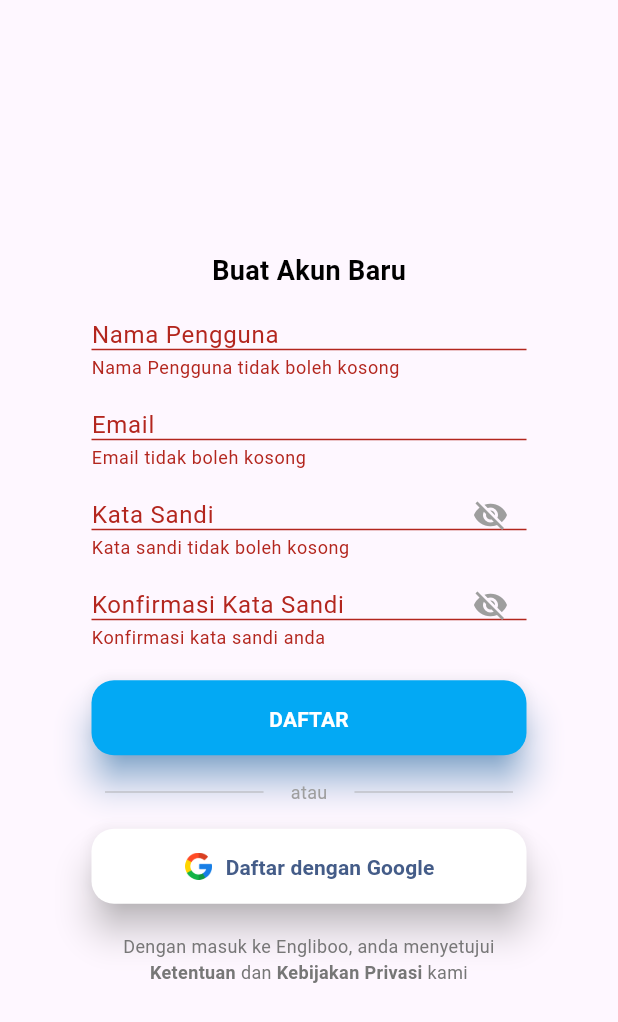
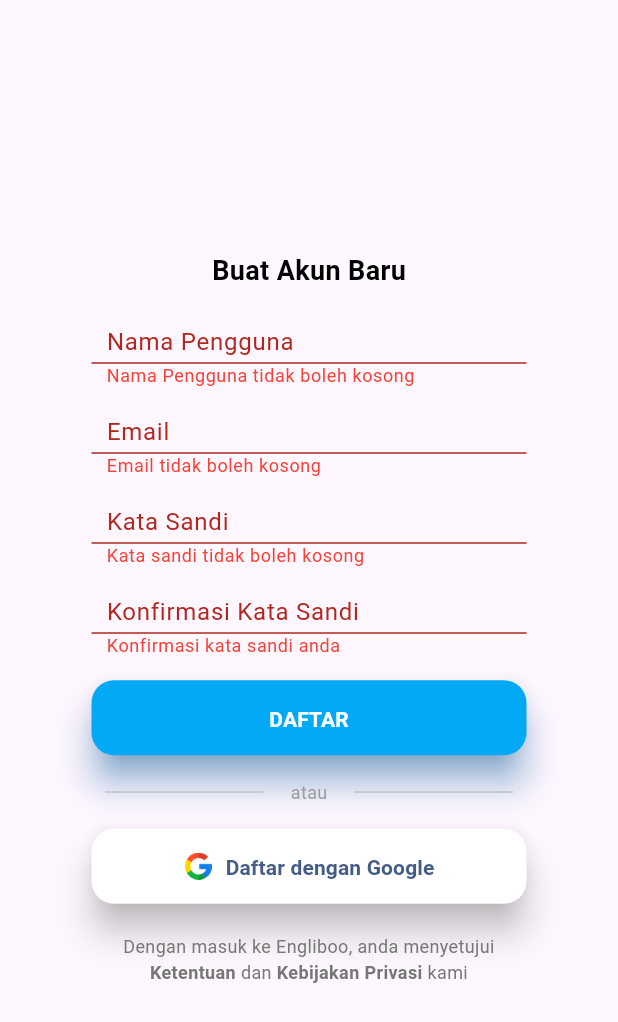
Before and after one commit to LordJmw/MobileFrontEndKel3IF_B_Pagi, a Flutter app: the RegisterPage screen opened directly, after a tap on "DAFTAR", on a phone screen of 412 x 824 dp. Shown: the top 1022 px of the screen. Run offline on Flutter 3.47's test engine with Material 3 defaults, Android fonts, the light colour scheme and no system bars; our stand-ins replace font_awesome_flutter; Roboto replaces fonts that are missing (Poppins).

Commit message:
update fix bug

```diff
--- a/lib/feat/register.dart
+++ b/lib/feat/register.dart
@@ -44,13 +44,19 @@ class _RegisterPageState extends State<RegisterPage> {
                   child: TextFormField(
                     decoration: InputDecoration(
                       labelText: 'Nama Pengguna',
+                      errorStyle: TextStyle(
+                        color: Colors.red,
+                        fontSize: 12,
+                        height: 0.6,
+                      ),
+                      contentPadding: EdgeInsets.fromLTRB(10, 0, 0, 15),
                       enabledBorder: OutlineInputBorder(
                         borderSide: BorderSide(width: 0.5, color: Colors.grey),
                         borderRadius: BorderRadius.circular(10),
                       ),
                       focusedBorder: OutlineInputBorder(
                         borderRadius: BorderRadius.circular(10),
-                        borderSide: BorderSide(color: Colors.blue, width: 2.5),
+                        borderSide: BorderSide(color: Colors.blue, width: 0.5),
                       ),
                     ),
                     validator: (value) {
@@ -70,13 +76,19 @@ class _RegisterPageState extends State<RegisterPage> {
                   child: TextFormField(
                     decoration: InputDecoration(
                       labelText: 'Email',
+                      errorStyle: TextStyle(
+                        color: Colors.red,
+                        fontSize: 12,
+                        height: 0.6,
+                      ),
+                      contentPadding: EdgeInsets.fromLTRB(10, 0, 0, 15),
                       enabledBorder: OutlineInputBorder(
                         borderSide: BorderSide(width: 0.5, color: Colors.grey),
                         borderRadius: BorderRadius.circular(10),
                       ),
                       focusedBorder: OutlineInputBorder(
                         borderRadius: BorderRadius.circular(10),
-                        borderSide: BorderSide(color: Colors.blue, width: 2.5),
+                        borderSide: BorderSide(color: Colors.blue, width: 0.5),
                       ),
                     ),
                     validator: (value) {
@@ -99,26 +111,19 @@ class _RegisterPageState extends State<RegisterPage> {
                     obscureText: _obscureText,
                     decoration: InputDecoration(
                       labelText: 'Kata Sandi',
+                      errorStyle: TextStyle(
+                        color: Colors.red,
+                        fontSize: 12,
+                        height: 0.6,
+                      ),
+                      contentPadding: EdgeInsets.fromLTRB(10, 0, 0, 15),
                       enabledBorder: OutlineInputBorder(
                         borderSide: BorderSide(width: 0.5, color: Colors.grey),
                         borderRadius: BorderRadius.circular(10),
                       ),
                       focusedBorder: OutlineInputBorder(
                         borderRadius: BorderRadius.circular(10),
-                        borderSide: BorderSide(color: Colors.blue, width: 2.5),
-                      ),
-                      suffixIcon: IconButton(
-                        onPressed: () {
-                          setState(() {
-                            _obscureText = !_obscureText;
-                          });
-                        },
-                        icon: Icon(
-                          _obscureText
-                              ? Icons.visibility_off
-                              : Icons.visibility,
-                        ),
-                        color: Colors.grey,
+                        borderSide: BorderSide(color: Colors.blue, width: 0.5),
                       ),
                     ),
                     validator: (value) {
@@ -140,26 +145,19 @@ class _RegisterPageState extends State<RegisterPage> {
                     obscureText: _obscureTextConfirm,
                     decoration: InputDecoration(
                       labelText: 'Konfirmasi Kata Sandi',
+                      errorStyle: TextStyle(
+                        color: Colors.red,
+                        fontSize: 12,
+                        height: 0.6,
+                      ),
+                      contentPadding: EdgeInsets.fromLTRB(10, 0, 0, 15),
                       enabledBorder: OutlineInputBorder(
                         borderSide: BorderSide(width: 0.5, color: Colors.grey),
                         borderRadius: BorderRadius.circular(10),
                       ),
-                      suffixIcon: IconButton(
-                        onPressed: () {
-                          setState(() {
-                            _obscureTextConfirm = !_obscureTextConfirm;
-                          });
-                        },
-                        icon: Icon(
-                          _obscureTextConfirm
-                              ? Icons.visibility_off
-                              : Icons.visibility,
-                        ),
-                        color: Colors.grey,
-                      ),
                       focusedBorder: OutlineInputBorder(
                         borderRadius: BorderRadius.circular(10),
-                        borderSide: BorderSide(color: Colors.blue, width: 2.5),
+                        borderSide: BorderSide(color: Colors.blue, width: 0.5),
                       ),
                     ),
                     validator: (value) {
--- a/lib/main.dart
+++ b/lib/main.dart
@@ -15,7 +15,7 @@ class MyApp extends StatelessWidget {
   Widget build(BuildContext context) {
     return MaterialApp(
       title: 'Flutter Demo',
-      home: Golda(),
+      home: RegisterPage(),
       debugShowCheckedModeBanner: false,
     );
   }
```
